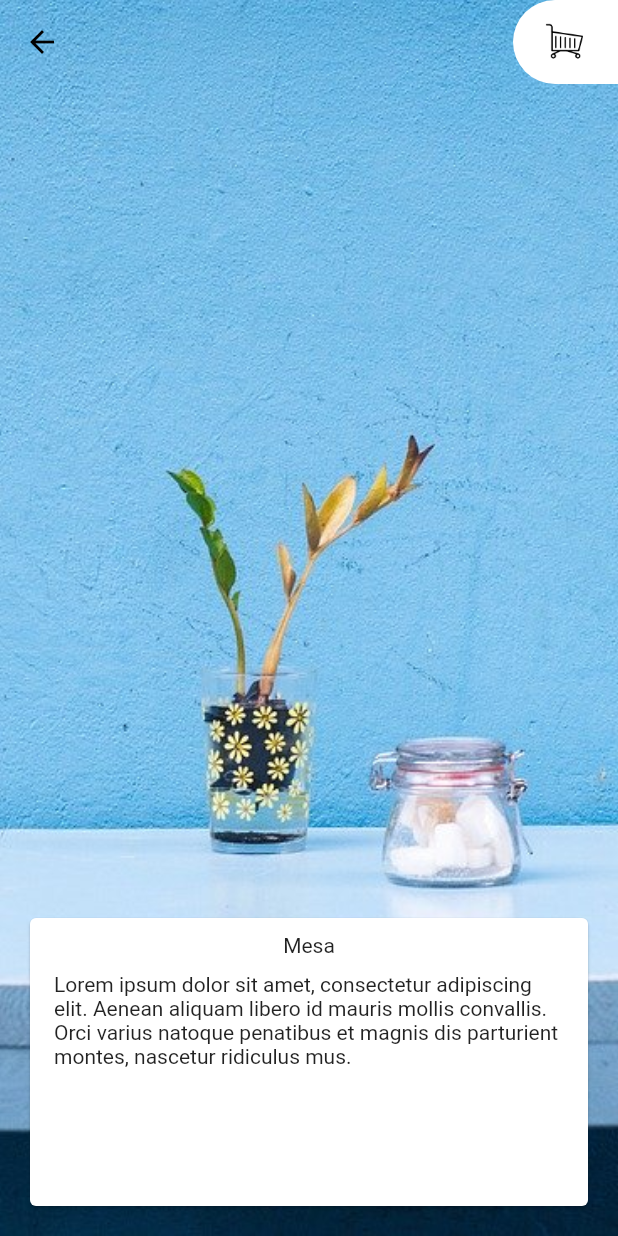
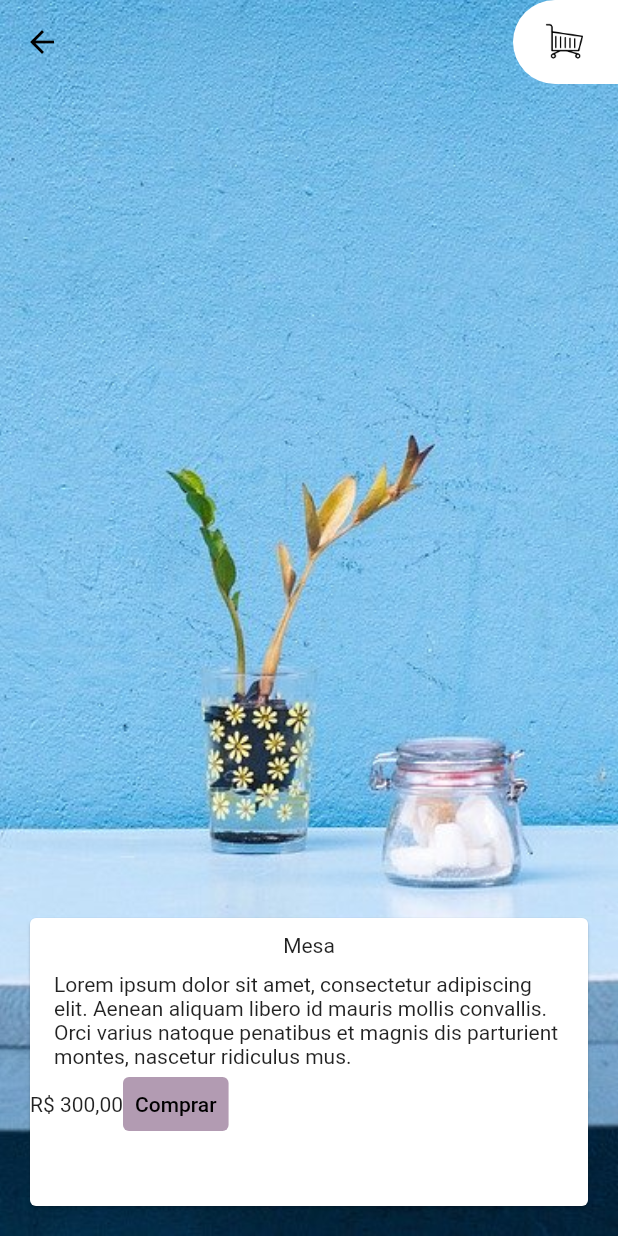
Before and after one commit to 54cr4m3n70/lojinha_alura, a Flutter app: the screen it shows after launch, after a tap on "Mesa", on a phone screen of 412 x 824 dp. Run offline on Flutter 3.47's test engine with Material 2 defaults, Android fonts, the phone set to English and light mode, and no system bars.

```diff
--- a/lib/main.dart
+++ b/lib/main.dart
@@ -1,5 +1,6 @@
 import 'package:flutter/material.dart';
 import 'package:lojinha_alura/pages/detalhes.dart';
+import 'package:lojinha_alura/paleta_cores.dart';
 
 import 'inicio.dart';
 import 'model/movel.dart';
@@ -16,7 +17,7 @@ class MyApp extends StatelessWidget {
     return MaterialApp(
       title: 'Flutter Demo',
       theme: ThemeData(
-        primarySwatch: Colors.blue,
+        primaryColor: PaletasCores.litas,
       ),
       initialRoute: AppRoute.inicio,
       routes: {
--- /dev/null
+++ b/lib/paleta_cores.dart
@@ -0,0 +1,20 @@
+import 'package:flutter/material.dart';
+
+class PaletasCores {
+  static const _lilasPrimaryValue = 0xFFB29BB2;
+
+  static const litas = const MaterialColor(
+    _lilasPrimaryValue,
+    const <int, Color>{
+      50: Color.fromRGBO(178, 155, 178, 0.05),
+      100: Color.fromRGBO(178, 155, 178, 0.1),
+      200: Color.fromRGBO(178, 155, 178, 0.2),
+      300: Color.fromRGBO(178, 155, 178, 0.3),
+      400: Color.fromRGBO(178, 155, 178, 0.4),
+      500: Color.fromRGBO(178, 155, 178, 0.5),
+      600: Color.fromRGBO(178, 155, 178, 0.6),
+      800: Color.fromRGBO(178, 155, 178, 0.8),
+      900: Color.fromRGBO(178, 155, 178, 0.9),
+    },
+  );
+}
--- a/lib/widgets/card_detalhes.dart
+++ b/lib/widgets/card_detalhes.dart
@@ -1,4 +1,5 @@
 import 'package:flutter/material.dart';
+import 'package:intl/intl.dart';
 
 import '/model/movel.dart';
 import '/widgets/texto_detalhes.dart';
@@ -7,6 +8,11 @@ class CardDetalhes extends StatelessWidget {
   final Movel movel;
   const CardDetalhes({Key? key, required this.movel}) : super(key: key);
 
+  formatacaoReais(int preco) {
+    final currencyReais = NumberFormat.currency(locale: 'pt_BR', symbol: 'R\$');
+    return currencyReais.format(preco);
+  }
+
   @override
   Widget build(BuildContext context) {
     return Card(
@@ -14,6 +20,19 @@ class CardDetalhes extends StatelessWidget {
         children: [
           TextoDetalhes(texto: movel.titulo),
           TextoDetalhes(texto: movel.descricao),
+          Row(
+            children: [
+              Text(formatacaoReais(movel.preco)),
+              TextButton(
+                style: TextButton.styleFrom(
+                  backgroundColor: Theme.of(context).primaryColor,
+                  primary: Colors.black,
+                ),
+                onPressed: () {},
+                child: Text('Comprar'),
+              )
+            ],
+          )
         ],
       ),
     );
--- a/lib/widgets/degrade_elemento_grid_produtos.dart
+++ b/lib/widgets/degrade_elemento_grid_produtos.dart
@@ -12,7 +12,7 @@ class DegradeElementoGridProdutos extends StatelessWidget {
               end: Alignment.bottomCenter,
               colors: [
             Colors.transparent,
-            Color.fromRGBO(178, 155, 178, 1),
+            Theme.of(context).primaryColor,
           ])),
     );
   }
--- a/pubspec.yaml
+++ b/pubspec.yaml
@@ -28,6 +28,7 @@ dependencies:
   # The following adds the Cupertino Icons font to your application.
   # Use with the CupertinoIcons class for iOS style icons.
   cupertino_icons: ^1.0.2
+  intl: ^0.17.0
 
 dev_dependencies:
   flutter_test:
```
Also changed, not shown: pubspec.lock.
